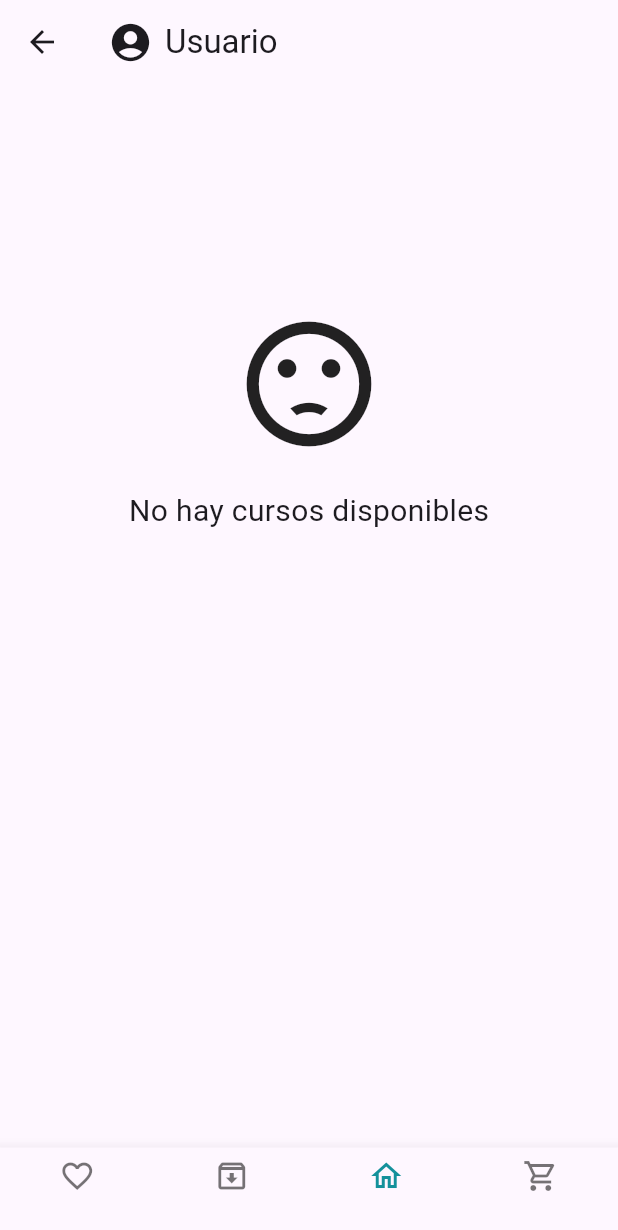
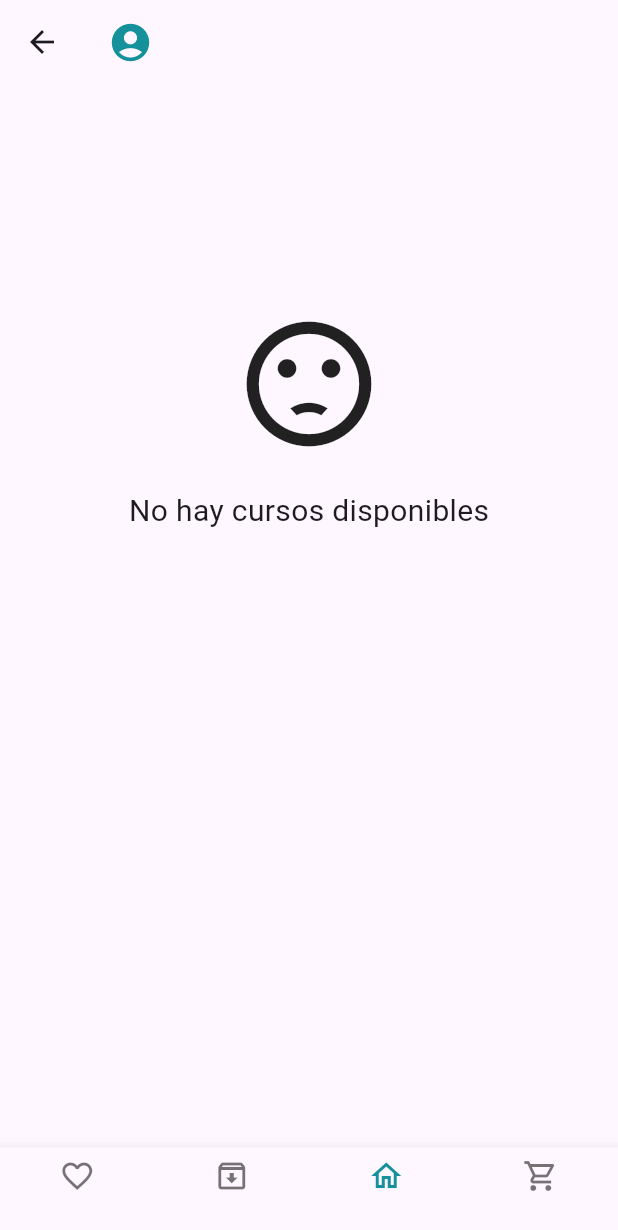
Before and after one commit to JaredTrOr/sistema_cursos_front, a Flutter app: the BarraNavegacion screen opened by its route, on a phone screen of 412 x 824 dp. Shown: the top 1230 px of the screen. Run offline on Flutter 3.47's test engine with Material 3 defaults, Android fonts, the phone set to English and light mode, and no system bars; our stand-ins replace awesome_dialog, cloud_firestore, firebase_core, flutter_credit_card; accounts and stored records are empty; generated files the repository leaves out were written again.

Commit message:
Cambio en el appbar de perfil para desplegar información del usuario

```diff
--- a/lib/widgets/perfil_appbar.dart
+++ b/lib/widgets/perfil_appbar.dart
@@ -1,5 +1,7 @@
 import 'package:flutter/material.dart';
+import 'package:provider/provider.dart';
 import 'package:sistema_cursos_front/pages/usuario/perfil_usuario_page.dart';
+import 'package:sistema_cursos_front/services/user_service.dart';
 
 class AppBarPerfil extends StatelessWidget implements PreferredSizeWidget {
   final bool arrow;
@@ -8,33 +10,33 @@ class AppBarPerfil extends StatelessWidget implements PreferredSizeWidget {
 
   @override
   Widget build(BuildContext context) {
+
+    final userService = Provider.of<UserService>(context);
+
     return AppBar(
       title: Row(
         mainAxisAlignment: MainAxisAlignment.spaceBetween,
         children: [
           GestureDetector(
             onTap: () {
-                  Navigator.push(
-                    context,
-                    MaterialPageRoute(
+              Navigator.push
+              (
+                context,MaterialPageRoute(
                   builder: (context) => const PerfilUsuarioPage(),
                 ),
               );
             },
             child: Row(
               children: [
-                Icon(
-                  size: 30,
-                  Icons.account_circle,
-                ),
+                const Icon( size: 30, Icons.account_circle, color: Color(0xFF14919B),),
                 const SizedBox(width: 8),
-                const Text("Usuario"),
+                Text(userService.userProvider.name, style: const TextStyle(color: Color(0xFF14919B)),),
               ],
             ),
           ),
           // Flecha a la derecha
-          arrow
-              ? IconButton(
+          arrow ?
+          IconButton(
             onPressed: () {
               Navigator.pop(context); // Regresar a la página anterior
             },
```
Lines whose indentation alone changed are shown as unchanged.
